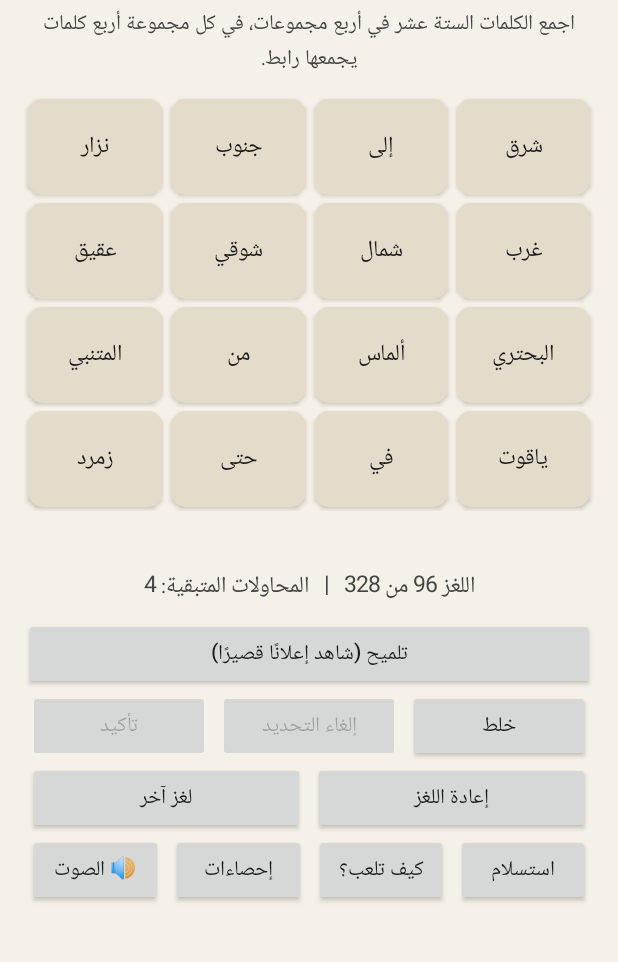
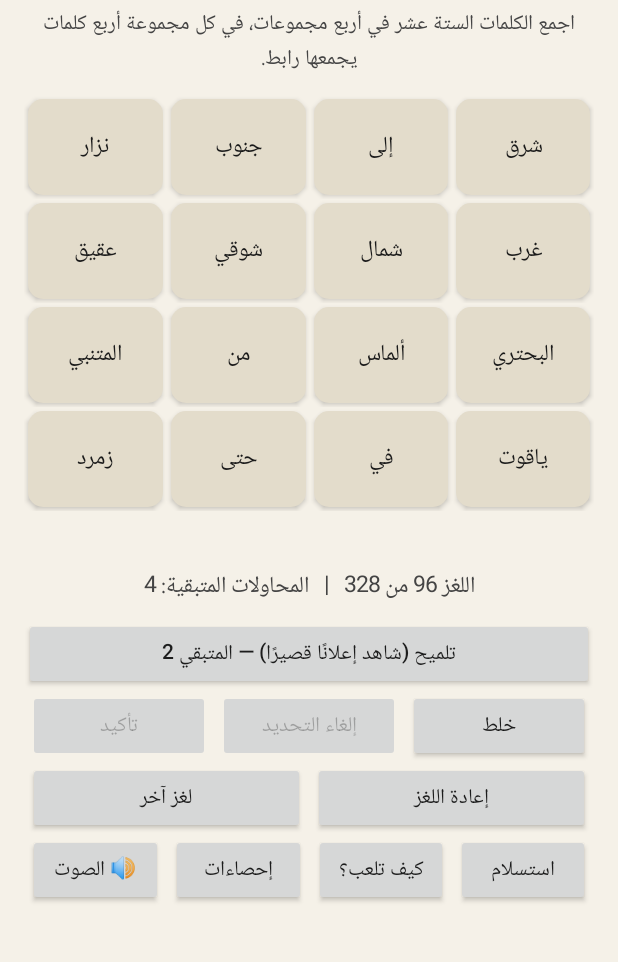
Before and after one commit to belalmomani/khuyut-signing, an Android app: the screen it shows after launch (MainActivity), on a phone screen of 412 x 824 dp, the part 175-1137 px from its top. Run offline under Robolectric (Android 15) with nearby library versions, the light colour scheme and no system bars; libraries missing offline, so code that uses them is left out: com.startapp.sdk; 6 statements that could not run were skipped.

Commit message:
khuyut-signing v1.15

```diff
--- a/app/src/main/java/com/khuyutalarab/game/MainActivity.kt
+++ b/app/src/main/java/com/khuyutalarab/game/MainActivity.kt
@@ -387,14 +387,17 @@ class MainActivity : AppCompatActivity() {
         }
 
         val left = (maxMistakes - mistakes).coerceAtLeast(0)
-        infoText.text = "اللغز ${puzzleIndex + 1} من ${Puzzles.all.size}   |   المحاولات المتبقية: $left" + if (practice) "   |   وضع التدريب" else ""
+        infoText.text = "اللغز ${puzzleIndex + 1} من ${Puzzles.all.size}   |   المحاولات المتبقية: $left" +
+            (if (stats.streak > 0) "   |   🔥 التتابع: ${stats.streak}" else "") +
+            (if (practice) "   |   وضع التدريب" else "")
 
         submitBtn.isEnabled = !finished && selected.size == 4
         shuffleBtn.isEnabled = !finished
         clearBtn.isEnabled = !finished && selected.isNotEmpty()
 
         shareBtn.visibility = if (finished) View.VISIBLE else View.GONE
-        hintBtn.isEnabled = !finished
+        hintBtn.isEnabled = !finished && hintsUsed < maxHints
+        hintBtn.text = "تلميح (شاهد إعلانًا قصيرًا) — المتبقي ${(maxHints - hintsUsed).coerceAtLeast(0)}"
         giveUpBtn.isEnabled = !finished
 
         saveProgress()
```
Also changed, not shown: 1 other file.
